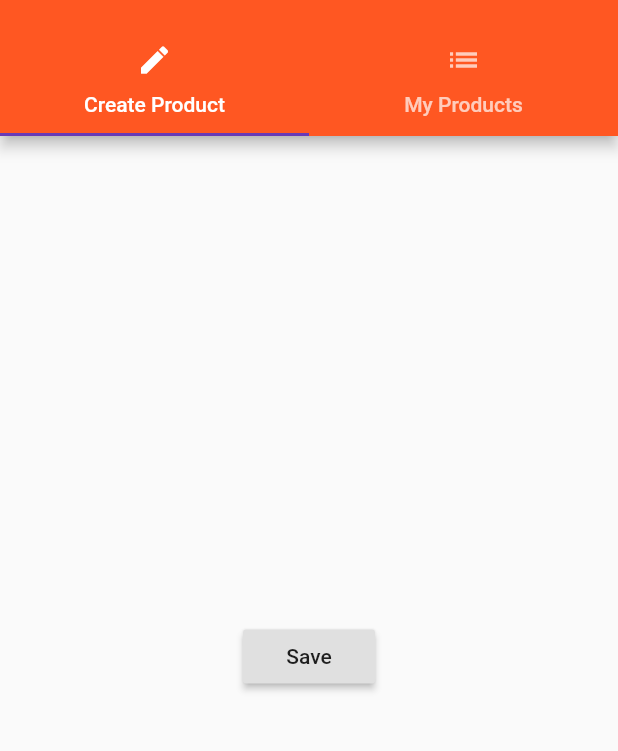
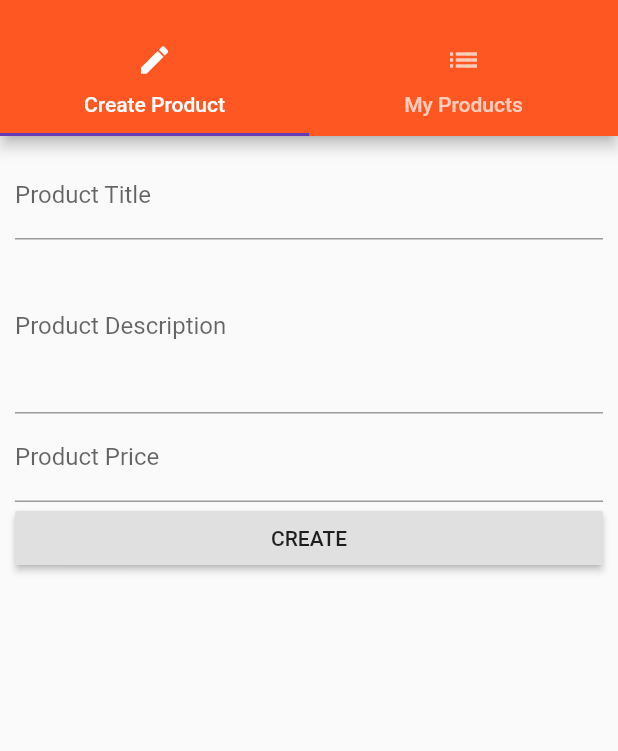
Before and after one commit to Vignesh150493/Foodism, a Flutter app: the ProductAdmin screen opened by its route, on a phone screen of 412 x 824 dp, the part 59-810 px from its top. Run offline on Flutter 3.47's test engine with Material 2 defaults, Android fonts, the phone set to English and light mode, and no system bars.

Commit message:
Code refactor. Some fields in product create page

```diff
--- a/lib/pages/product_admin.dart
+++ b/lib/pages/product_admin.dart
@@ -1,9 +1,14 @@
 import 'package:flutter/material.dart';
-import 'home.dart';
 import 'product_create.dart';
 import 'product_list_new.dart';
 
 class ProductAdmin extends StatelessWidget {
+
+  final Function addProduct;
+  final Function deleteProduct;
+
+  ProductAdmin(this.addProduct, this.deleteProduct);
+
   @override
   Widget build(BuildContext context) {
     return DefaultTabController(
@@ -39,7 +44,7 @@ class ProductAdmin extends StatelessWidget {
           ]),
         ),
         body: TabBarView(children: <Widget>[
-          ProductCreate(),
+          ProductCreate(addProduct),
           ProductListPage(),
         ]),
       ),
--- a/lib/pages/product_create.dart
+++ b/lib/pages/product_create.dart
@@ -1,18 +1,68 @@
 import 'package:flutter/material.dart';
 
-class ProductCreate extends StatelessWidget {
+class ProductCreate extends StatefulWidget {
+  final Function addProduct;
+
+  ProductCreate(this.addProduct);
+
+  @override
+  ProductCreateState createState() {
+    return new ProductCreateState();
+  }
+}
+
+class ProductCreateState extends State<ProductCreate> {
+  String titleValue = '';
+  String description = '';
+  double price = 0.0;
+
   @override
   Widget build(BuildContext context) {
-    return Center(
-      child: RaisedButton(
-        onPressed: () {
-          showModalBottomSheet(context: context, builder: (context) {
-            return Center(
-              child: Text('Modal'),
-            );
-          });
-        },
-        child: Text('Save'),
+    return Container(
+      margin: EdgeInsets.all(10.0),
+      child: ListView(
+        children: <Widget>[
+          TextField(
+            decoration: InputDecoration(labelText: 'Product Title'),
+            onChanged: (value) {
+              setState(() {
+                titleValue = value;
+              });
+            },
+          ),
+          TextField(
+            decoration: InputDecoration(labelText: 'Product Description'),
+            maxLines: 4,
+            onChanged: (value) {
+              setState(() {
+                description = value;
+              });
+            },
+          ),
+          TextField(
+            decoration: InputDecoration(labelText: 'Product Price'),
+            keyboardType: TextInputType.number,
+            onChanged: (value) {
+              setState(() {
+                price = double.parse(value);
+              });
+            },
+          ),
+          RaisedButton(
+            child: Text(
+              'CREATE',
+            ),
+            onPressed: () {
+              final Map<String, dynamic> product = {
+                'title': titleValue,
+                'description': description,
+                'price': price,
+                'image': 'assets/food.jpg'
+              };
+              widget.addProduct(product);
+            },
+          ),
+        ],
       ),
     );
   }
```
Also changed, not shown: lib/main.dart (+6 -8 lines), lib/pages/home.dart (+3 -6 lines), lib/pages/product_list.dart (+5 -14 lines), lib/product_control.dart (deleted, +0 -21 lines), lib/product_manager.dart (+3 -10 lines).
